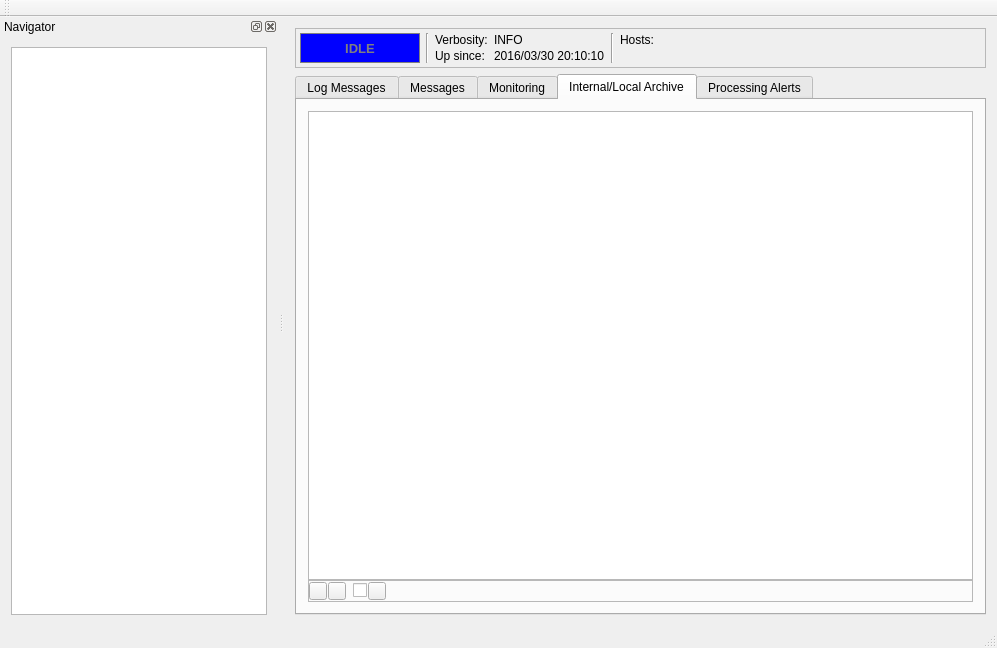
This is qpfgui/mainwindow.ui in aardalath/qpf as Qt 5 draws it before an edit. The edited form follows.
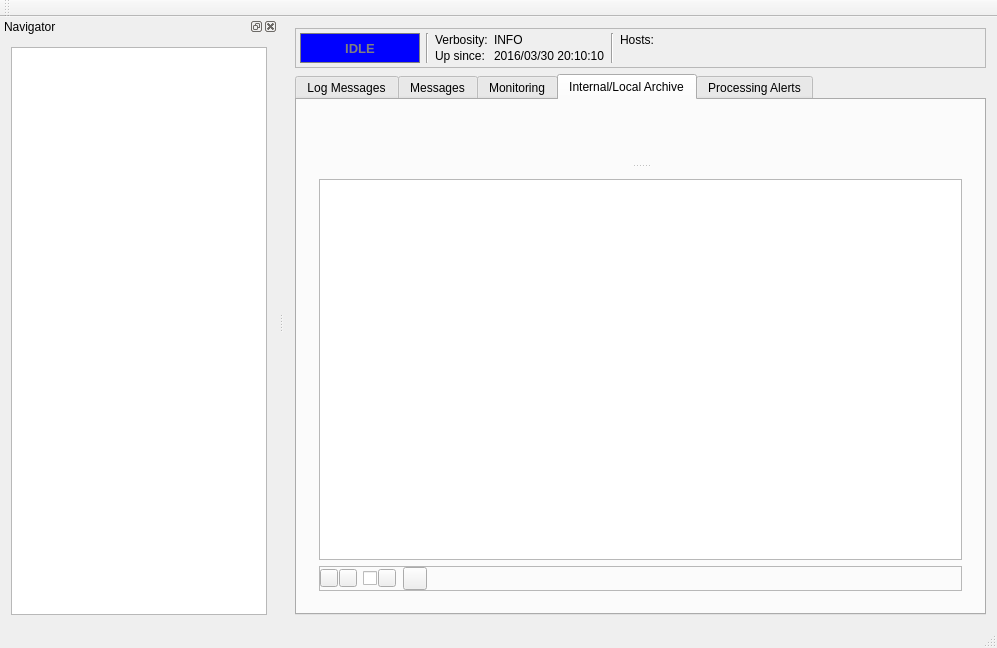
This is the edited form. The open tabs and pages were chosen to show the change. Icons and pictures are not drawn. Custom widgets are drawn as their Qt base class.

Commit message: Modifications to add a filter panel to Alerts and Products listing

Diff of the .ui file:
```diff
--- a/qpfgui/mainwindow.ui
+++ b/qpfgui/mainwindow.ui
@@ -433,9 +433,14 @@
         <string>Internal/Local Archive</string>
        </attribute>
        <layout class="QVBoxLayout" name="verticalLayout_10">
-        <property name="spacing">
-         <number>0</number>
-        </property>
+        <item>
+         <widget class="QSplitter" name="splitter">
+          <property name="orientation">
+           <enum>Qt::Vertical</enum>
+          </property>
+          <widget class="Frm_FilterSet" name="wdgFilters" native="true"/>
+          <widget class="QWidget" name="layoutWidget">
+           <layout class="QVBoxLayout" name="verticalLayout_8">
         <item>
          <widget class="QTreeView" name="treevwArchive"/>
         </item>
@@ -447,7 +452,7 @@
           <property name="frameShadow">
            <enum>QFrame::Raised</enum>
           </property>
-          <layout class="QHBoxLayout" name="horizontalLayout_6" stretch="2,2,1,0,2,100">
+              <layout class="QHBoxLayout" name="horizontalLayout_6" stretch="2,2,1,2,2,1,0,100">
            <property name="spacing">
             <number>1</number>
            </property>
@@ -573,6 +578,33 @@
              </property>
             </widget>
            </item>
+               <item>
+                <spacer name="horizontalSpacer_4">
+                 <property name="orientation">
+                  <enum>Qt::Horizontal</enum>
+                 </property>
+                 <property name="sizeHint" stdset="0">
+                  <size>
+                   <width>40</width>
+                   <height>20</height>
+                  </size>
+                 </property>
+                </spacer>
+               </item>
+               <item>
+                <widget class="QToolButton" name="tbtnFilter">
+                 <property name="text">
+                  <string/>
+                 </property>
+                 <property name="icon">
+                  <iconset resource="icon.qrc">
+                   <normaloff>:/img/filter.png</normaloff>:/img/filter.png</iconset>
+                 </property>
+                 <property name="checkable">
+                  <bool>true</bool>
+                 </property>
+                </widget>
+               </item>
            <item>
             <spacer name="horizontalSpacer_2">
              <property name="orientation">
@@ -591,6 +623,10 @@
         </item>
        </layout>
       </widget>
+         </widget>
+        </item>
+       </layout>
+      </widget>
       <widget class="QWidget" name="tabpgAlerts">
        <attribute name="title">
         <string>Processing Alerts</string>
@@ -700,6 +736,14 @@
   </widget>
  </widget>
  <layoutdefault spacing="6" margin="11"/>
+ <customwidgets>
+  <customwidget>
+   <class>Frm_FilterSet</class>
+   <extends>QWidget</extends>
+   <header>frm_filterset.h</header>
+   <container>1</container>
+  </customwidget>
+ </customwidgets>
  <resources>
   <include location="icon.qrc"/>
   <include location="jsontree.qrc"/>
```
Left out of the diff: 85 changed lines with no effect on the pictures. Lines whose indentation alone changed are shown as unchanged. The commit also changes 28 other files.
